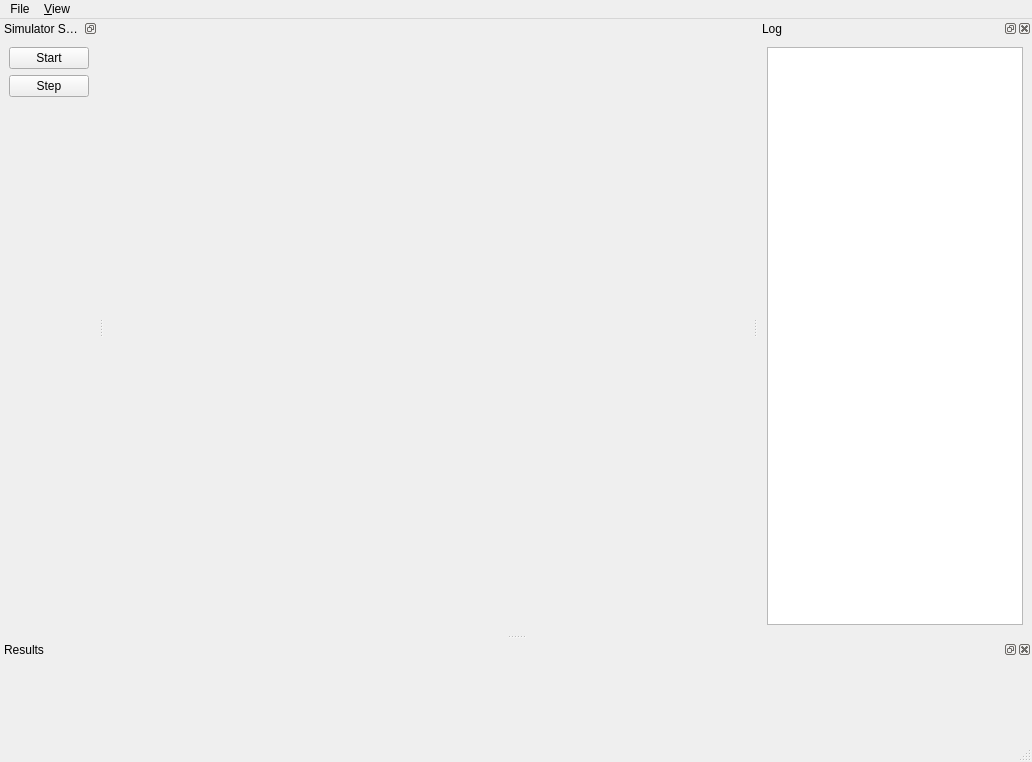
First picture: the form in src/gui/wsnsim.ui, repository raxter/WSN_SWEB_sim, before the edit.
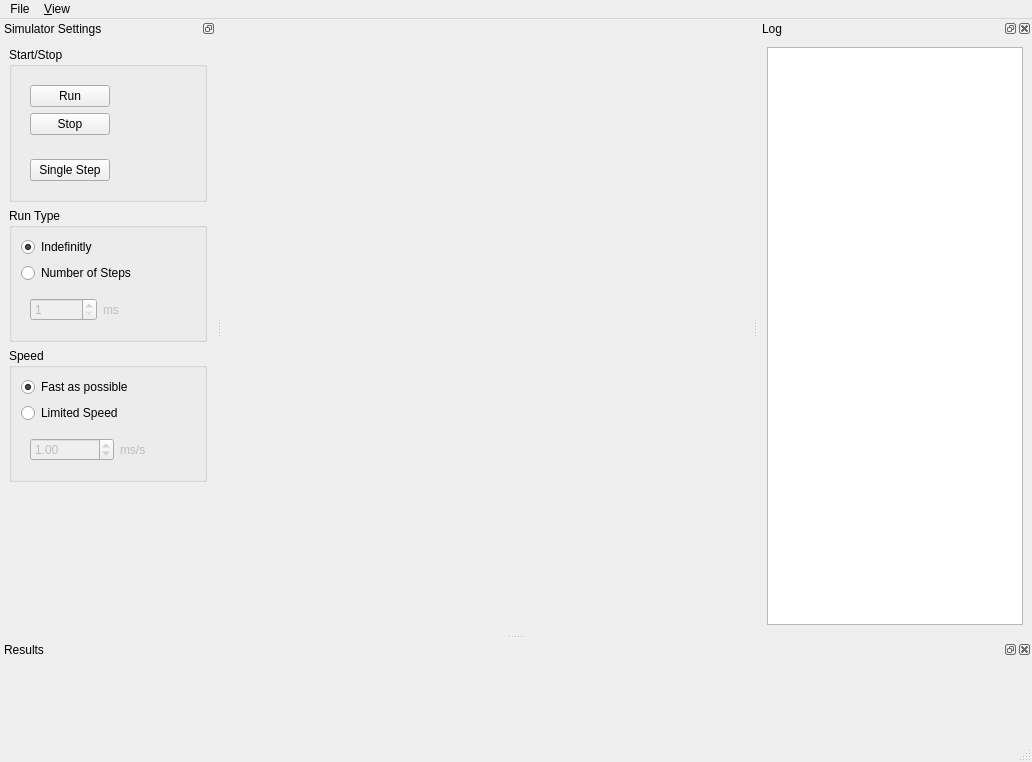
Second picture: the form after the edit.

What changed in the file:
```diff
--- a/src/gui/wsnsim.ui
+++ b/src/gui/wsnsim.ui
@@ -57,17 +57,216 @@
    <widget class="QWidget" name="dockWidgetContents">
     <layout class="QVBoxLayout" name="verticalLayout">
      <item>
-      <widget class="QPushButton" name="startButton">
-       <property name="text">
-        <string>Start</string>
+      <widget class="QGroupBox" name="groupBox_3">
+       <property name="title">
+        <string>Start/Stop</string>
        </property>
+       <layout class="QVBoxLayout" name="verticalLayout_6">
+        <item>
+         <widget class="QWidget" name="widget_2" native="true">
+          <layout class="QHBoxLayout" name="horizontalLayout_2">
+           <property name="spacing">
+            <number>0</number>
+           </property>
+           <property name="margin">
+            <number>0</number>
+           </property>
+           <item>
+            <widget class="QWidget" name="widget" native="true">
+             <layout class="QVBoxLayout" name="verticalLayout_3">
+              <item>
+               <widget class="QPushButton" name="startButton">
+                <property name="text">
+                 <string>Run</string>
+                </property>
+               </widget>
+              </item>
+              <item>
+               <widget class="QPushButton" name="pushButton_2">
+                <property name="text">
+                 <string>Stop</string>
+                </property>
+               </widget>
+              </item>
+             </layout>
+            </widget>
+           </item>
+           <item>
+            <spacer name="horizontalSpacer_4">
+             <property name="orientation">
+              <enum>Qt::Horizontal</enum>
+             </property>
+             <property name="sizeHint" stdset="0">
+              <size>
+               <width>40</width>
+               <height>20</height>
+              </size>
+             </property>
+            </spacer>
+           </item>
+          </layout>
+         </widget>
+        </item>
+        <item>
+         <widget class="QWidget" name="widget_5" native="true">
+          <layout class="QHBoxLayout" name="horizontalLayout_4">
+           <item>
+            <widget class="QPushButton" name="stepButton">
+             <property name="text">
+              <string>Single Step</string>
+             </property>
+            </widget>
+           </item>
+           <item>
+            <spacer name="horizontalSpacer">
+             <property name="orientation">
+              <enum>Qt::Horizontal</enum>
+             </property>
+             <property name="sizeHint" stdset="0">
+              <size>
+               <width>40</width>
+               <height>20</height>
+              </size>
+             </property>
+            </spacer>
+           </item>
+          </layout>
+         </widget>
+        </item>
+       </layout>
       </widget>
      </item>
      <item>
-      <widget class="QPushButton" name="stepButton">
-       <property name="text">
-        <string>Step</string>
+      <widget class="QGroupBox" name="groupBox">
+       <property name="title">
+        <string>Run Type</string>
        </property>
+       <layout class="QVBoxLayout" name="verticalLayout_4">
+        <item>
+         <widget class="QRadioButton" name="radioButton">
+          <property name="text">
+           <string>Indefinitly</string>
+          </property>
+          <property name="checked">
+           <bool>true</bool>
+          </property>
+         </widget>
+        </item>
+        <item>
+         <widget class="QRadioButton" name="stepsRadioButton">
+          <property name="text">
+           <string>Number of Steps</string>
+          </property>
+         </widget>
+        </item>
+        <item>
+         <widget class="QWidget" name="numberOfMsWidget" native="true">
+          <property name="enabled">
+           <bool>false</bool>
+          </property>
+          <layout class="QHBoxLayout" name="horizontalLayout_5">
+           <item>
+            <widget class="QSpinBox" name="spinBox">
+             <property name="minimum">
+              <number>1</number>
+             </property>
+             <property name="maximum">
+              <number>100000</number>
+             </property>
+            </widget>
+           </item>
+           <item>
+            <widget class="QLabel" name="label_2">
+             <property name="text">
+              <string>ms</string>
+             </property>
+            </widget>
+           </item>
+           <item>
+            <spacer name="horizontalSpacer_3">
+             <property name="orientation">
+              <enum>Qt::Horizontal</enum>
+             </property>
+             <property name="sizeHint" stdset="0">
+              <size>
+               <width>40</width>
+               <height>20</height>
+              </size>
+             </property>
+            </spacer>
+           </item>
+          </layout>
+         </widget>
+        </item>
+       </layout>
+      </widget>
+     </item>
+     <item>
+      <widget class="QGroupBox" name="groupBox_2">
+       <property name="title">
+        <string>Speed</string>
+       </property>
+       <layout class="QVBoxLayout" name="verticalLayout_5">
+        <item>
+         <widget class="QRadioButton" name="radioButton_3">
+          <property name="text">
+           <string>Fast as possible</string>
+          </property>
+          <property name="checked">
+           <bool>true</bool>
+          </property>
+         </widget>
+        </item>
+        <item>
+         <widget class="QRadioButton" name="limitedSpeedRadioButton">
+          <property name="text">
+           <string>Limited Speed</string>
+          </property>
+         </widget>
+        </item>
+        <item>
+         <widget class="QWidget" name="speedWidget" native="true">
+          <property name="enabled">
+           <bool>false</bool>
+          </property>
+          <layout class="QHBoxLayout" name="horizontalLayout_3">
+           <item>
+            <widget class="QDoubleSpinBox" name="doubleSpinBox">
+             <property name="minimum">
+              <double>0.010000000000000</double>
+             </property>
+             <property name="maximum">
+              <double>100000.000000000000000</double>
+             </property>
+             <property name="value">
+              <double>1.000000000000000</double>
+             </property>
+            </widget>
+           </item>
+           <item>
+            <widget class="QLabel" name="label">
+             <property name="text">
+              <string>ms/s</string>
+             </property>
+            </widget>
+           </item>
+           <item>
+            <spacer name="horizontalSpacer_2">
+             <property name="orientation">
+              <enum>Qt::Horizontal</enum>
+             </property>
+             <property name="sizeHint" stdset="0">
+              <size>
+               <width>40</width>
+               <height>20</height>
+              </size>
+             </property>
+            </spacer>
+           </item>
+          </layout>
+         </widget>
+        </item>
+       </layout>
       </widget>
      </item>
      <item>
```
Left out of the diff: 32 changed lines with no effect on the pictures.
